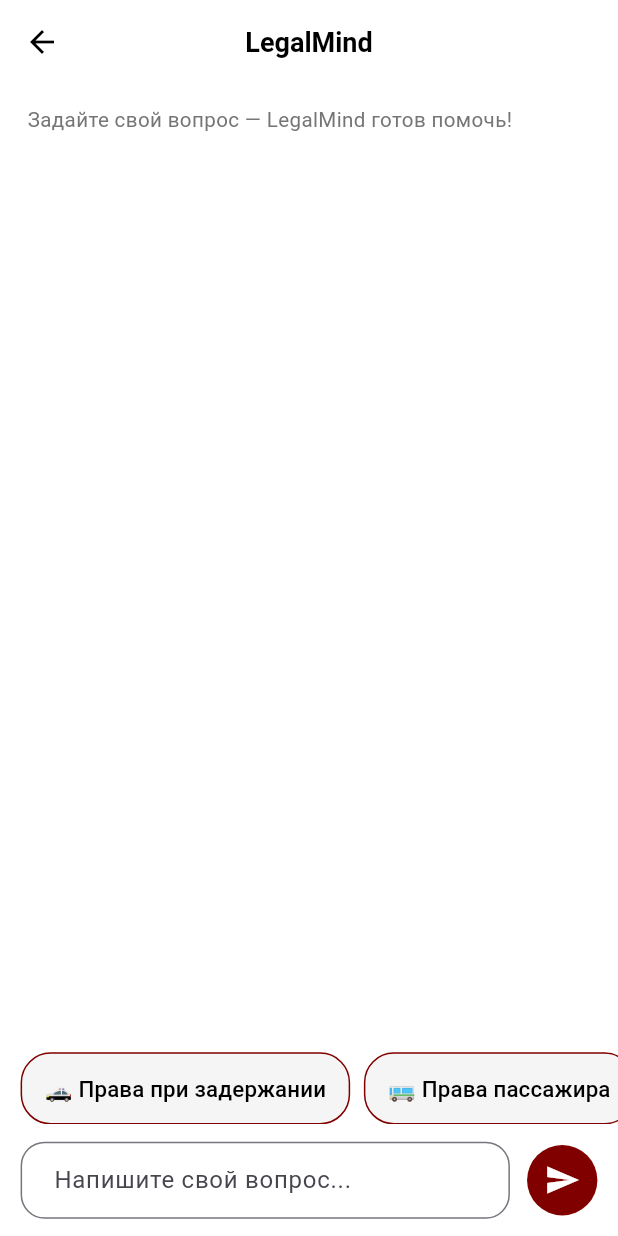
After one commit to Dilvi/LegalScanAI, a Flutter app: the ChatPage screen opened directly, on a phone screen of 412 x 824 dp. The commit adds this screen. Run offline on Flutter 3.47's test engine with Material 3 defaults, Android fonts, the phone set to English and light mode, and no system bars; our stand-ins replace flutter_svg, image_picker, lucide_icons; Roboto replaces fonts that are missing (DM Sans).

Commit message:
Add AI-chat_page

```diff
--- /dev/null
+++ b/lib/chat_page.dart
@@ -0,0 +1,186 @@
+import 'package:flutter/material.dart';
+import 'package:flutter_svg/flutter_svg.dart';
+
+class ChatPage extends StatefulWidget {
+  const ChatPage({super.key});
+
+  @override
+  State<ChatPage> createState() => _ChatPageState();
+}
+
+class _ChatPageState extends State<ChatPage> {
+  final TextEditingController _controller = TextEditingController();
+  final List<Map<String, String>> _messages = []; // {'role': 'user'/'bot', 'text': '...'}
+
+  void _sendMessage(String text) {
+    if (text.trim().isEmpty) return;
+
+    setState(() {
+      _messages.add({'role': 'user', 'text': text});
+      _messages.add({'role': 'bot', 'text': _getBotReply(text)});
+      _controller.clear();
+    });
+  }
+
+  String _getBotReply(String userInput) {
+    // Заглушка. Здесь будет подключение к LegalMind.
+    return 'Это предварительный ответ от LegalMind по теме: "$userInput"';
+  }
+
+  @override
+  Widget build(BuildContext context) {
+    final scale = MediaQuery.of(context).size.width / 360;
+
+    return Scaffold(
+      backgroundColor: Colors.white,
+      appBar: AppBar(
+        backgroundColor: Colors.white,
+        elevation: 0,
+        leading: IconButton(
+          icon: const Icon(Icons.arrow_back, color: Colors.black),
+          onPressed: () => Navigator.pop(context),
+        ),
+        title: const Text(
+          'LegalMind',
+          style: TextStyle(
+            fontFamily: 'DM Sans',
+            fontSize: 18,
+            fontWeight: FontWeight.bold,
+            color: Colors.black,
+          ),
+        ),
+        centerTitle: true,
+      ),
+      body: Column(
+        children: [
+          Padding(
+            padding: EdgeInsets.symmetric(horizontal: 16 * scale, vertical: 12 * scale),
+            child: Align(
+              alignment: Alignment.centerLeft,
+              child: Text(
+                'Задайте свой вопрос — LegalMind готов помочь!',
+                style: TextStyle(
+                  fontSize: 12 * scale,
+                  color: Colors.grey[600],
+                  fontFamily: 'DM Sans',
+                ),
+              ),
+            ),
+          ),
+          Expanded(
+            child: ListView.builder(
+              reverse: true,
+              padding: EdgeInsets.all(16 * scale),
+              itemCount: _messages.length,
+              itemBuilder: (context, index) {
+                final message = _messages[_messages.length - 1 - index];
+                final isUser = message['role'] == 'user';
+                return Align(
+                  alignment: isUser ? Alignment.centerRight : Alignment.centerLeft,
+                  child: Container(
+                    margin: EdgeInsets.symmetric(vertical: 6 * scale),
+                    padding: EdgeInsets.symmetric(horizontal: 12 * scale, vertical: 10 * scale),
+                    constraints: BoxConstraints(maxWidth: 280 * scale),
+                    decoration: BoxDecoration(
+                      color: isUser ? const Color(0xFFE6F0FF) : const Color(0xFFF5F5F5),
+                      border: isUser ? null : Border.all(color: const Color(0xFF800000)),
+                      borderRadius: BorderRadius.circular(12),
+                    ),
+                    child: Text(
+                      message['text']!,
+                      style: TextStyle(
+                        color: Colors.black,
+                        fontFamily: 'DM Sans',
+                        fontSize: 14 * scale,
+                      ),
+                    ),
+                  ),
+                );
+              },
+            ),
+          ),
+          // Быстрые кнопки
+          SizedBox(
+            height: 42 * scale,
+            child: ListView(
+              scrollDirection: Axis.horizontal,
+              padding: EdgeInsets.symmetric(horizontal: 12 * scale),
+              children: [
+                _buildQuickButton('🚓 Права при задержании', scale),
+                _buildQuickButton('🚌 Права пассажира', scale),
+                _buildQuickButton('⚖️ Консультация по ГК РФ', scale),
+                _buildQuickButton('🚗 Остановка ГИБДД', scale),
+              ],
+            ),
+          ),
+          // Поле ввода
+          SafeArea(
+            child: Padding(
+              padding: EdgeInsets.symmetric(horizontal: 12 * scale, vertical: 10 * scale),
+              child: Row(
+                children: [
+                  Expanded(
+                    child: TextField(
+                      controller: _controller,
+                      decoration: InputDecoration(
+                        hintText: 'Напишите свой вопрос...',
+                        contentPadding: EdgeInsets.symmetric(horizontal: 16 * scale, vertical: 12 * scale),
+                        border: OutlineInputBorder(
+                          borderRadius: BorderRadius.circular(16),
+                          borderSide: const BorderSide(color: Color(0xFF800000)),
+                        ),
+                        focusedBorder: OutlineInputBorder(
+                          borderRadius: BorderRadius.circular(16),
+                          borderSide: const BorderSide(color: Color(0xFF800000), width: 2),
+                        ),
+                      ),
+                    ),
+                  ),
+                  SizedBox(width: 10 * scale),
+                  InkWell(
+                    onTap: () => _sendMessage(_controller.text),
+                    borderRadius: BorderRadius.circular(20),
+                    child: Container(
+                      padding: EdgeInsets.all(10 * scale),
+                      decoration: const BoxDecoration(
+                        shape: BoxShape.circle,
+                        color: Color(0xFF800000),
+                      ),
+                      child: const Icon(Icons.send, color: Colors.white, size: 24),
+                    ),
+                  ),
+                ],
+              ),
+            ),
+          )
+        ],
+      ),
+    );
+  }
+
+  Widget _buildQuickButton(String label, double scale) {
+    return Padding(
+      padding: EdgeInsets.only(right: 8 * scale),
+      child: ElevatedButton(
+        onPressed: () => _sendMessage(label),
+        style: ElevatedButton.styleFrom(
+          backgroundColor: const Color(0xFFF5F5F5),
+          foregroundColor: Colors.black,
+          elevation: 0,
+          padding: EdgeInsets.symmetric(horizontal: 14 * scale),
+          shape: RoundedRectangleBorder(
+            borderRadius: BorderRadius.circular(20),
+            side: const BorderSide(color: Color(0xFF800000), width: 1),
+          ),
+        ),
+        child: Text(
+          label,
+          style: TextStyle(
+            fontSize: 13 * scale,
+            fontFamily: 'DM Sans',
+          ),
+        ),
+      ),
+    );
+  }
+}
--- a/lib/home_page.dart
+++ b/lib/home_page.dart
@@ -2,6 +2,7 @@
 import 'package:flutter_svg/flutter_svg.dart';
 import 'check_text_page.dart';
 import 'profile_page.dart'; // Страница профиля
+import 'chat_page.dart';
 
 class HomePage extends StatelessWidget {
   const HomePage({super.key});
@@ -89,7 +90,12 @@
               width: double.infinity,
               child: ElevatedButton(
                 onPressed: () {
-                  // TODO: Перейти к AI-ассистенту
+                  Navigator.push(
+                      context,
+                      MaterialPageRoute(
+                      builder: (context) => const ChatPage(),
+                  ),
+                  );
                 },
                 style: ElevatedButton.styleFrom(
                   backgroundColor: Colors.white,
```
